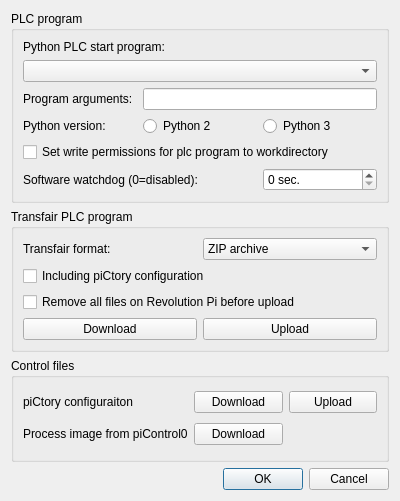
First picture: the form in ui_dev/revpiprogram.ui, repository naruxde/revpicommander, before the edit.
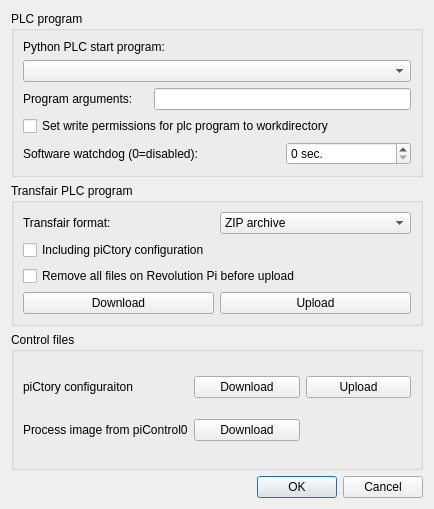
Second picture: the form after the edit.

Commit message:
feat: Remove selector for Python version
It could be selected between Python 2 and Python 3. Since Python 2 has
not been in support since 31.12.2019, it is now time to set the version
firmly to Python 3.

```diff
--- a/ui_dev/revpiprogram.ui
+++ b/ui_dev/revpiprogram.ui
@@ -6,8 +6,8 @@
    <rect>
     <x>0</x>
     <y>0</y>
-    <width>400</width>
-    <height>501</height>
+    <width>434</width>
+    <height>509</height>
    </rect>
   </property>
   <property name="windowTitle">
@@ -20,17 +20,21 @@
       <string>PLC program</string>
      </property>
      <layout class="QGridLayout" name="gridLayout">
-      <item row="1" column="0" colspan="3">
-       <widget class="QComboBox" name="cbb_plcprogram"/>
+      <item row="2" column="0">
+       <widget class="QLabel" name="lbl_plcarguments">
+        <property name="text">
+         <string>Program arguments:</string>
+        </property>
+       </widget>
       </item>
-      <item row="3" column="2">
-       <widget class="QRadioButton" name="rbn_pythonversion_3">
+      <item row="4" column="0" colspan="2">
+       <widget class="QLabel" name="lbl_plcprogram_watchdog">
         <property name="text">
-         <string>Python 3</string>
+         <string>Software watchdog (0=disabled):</string>
         </property>
        </widget>
       </item>
-      <item row="4" column="0" colspan="3">
+      <item row="3" column="0" colspan="3">
        <widget class="QCheckBox" name="cbx_plcworkdir_set_uid">
         <property name="text">
          <string>Set write permissions for plc program to workdirectory</string>
@@ -44,31 +48,13 @@
         </property>
        </widget>
       </item>
-      <item row="3" column="0">
-       <widget class="QLabel" name="lbl_pythonversion">
-        <property name="text">
-         <string>Python version:</string>
-        </property>
-       </widget>
-      </item>
-      <item row="3" column="1">
-       <widget class="QRadioButton" name="rbn_pythonversion_2">
-        <property name="text">
-         <string>Python 2</string>
-        </property>
-       </widget>
-      </item>
-      <item row="2" column="0">
-       <widget class="QLabel" name="lbl_plcarguments">
-        <property name="text">
-         <string>Program arguments:</string>
-        </property>
-       </widget>
-      </item>
       <item row="2" column="1" colspan="2">
        <widget class="QLineEdit" name="txt_plcarguments"/>
       </item>
-      <item row="5" column="2">
+      <item row="1" column="0" colspan="3">
+       <widget class="QComboBox" name="cbb_plcprogram"/>
+      </item>
+      <item row="4" column="2">
        <widget class="QSpinBox" name="sbx_plcprogram_watchdog">
         <property name="suffix">
          <string> sec.</string>
@@ -78,13 +64,6 @@
         </property>
        </widget>
       </item>
-      <item row="5" column="0" colspan="2">
-       <widget class="QLabel" name="lbl_plcprogram_watchdog">
-        <property name="text">
-         <string>Software watchdog (0=disabled):</string>
-        </property>
-       </widget>
-      </item>
      </layout>
     </widget>
    </item>
```
Left out of the diff: 2 changed lines with no effect on the pictures. The commit also changes 2 other files.
